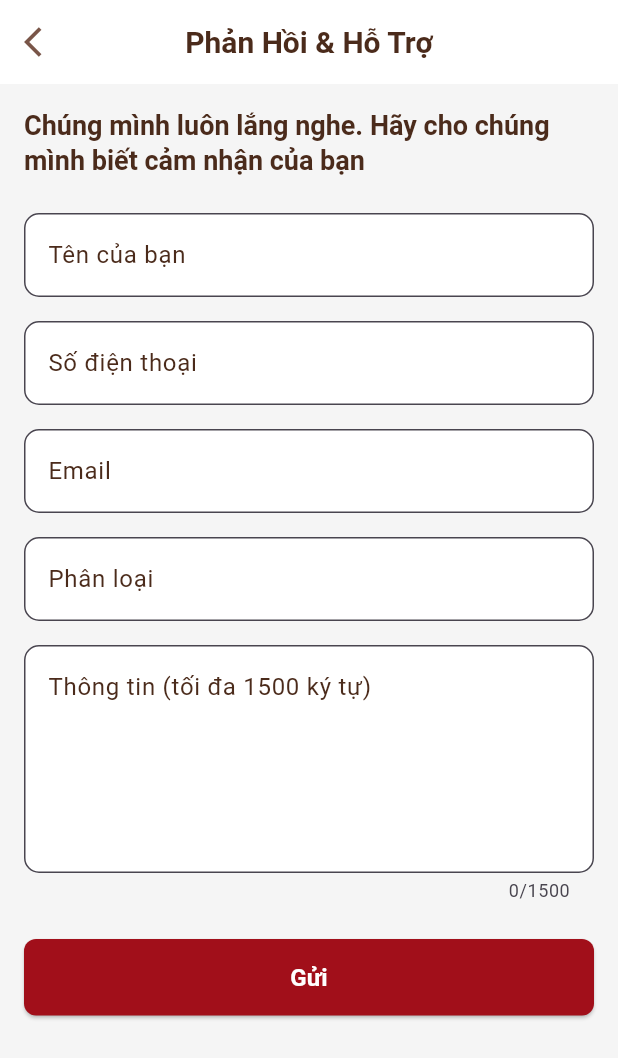
After one commit to hgiai456/app_Sdrink, a Flutter app: the FeedbackScreen screen opened directly, on a phone screen of 412 x 824 dp. The commit adds this screen. Shown: the top 1058 px of the screen. Run offline on Flutter 3.47's test engine with Material 3 defaults, Android fonts, the phone set to English and light mode, and no system bars; our stand-ins replace shared_preferences; accounts and stored records are empty.

Commit message:
Thêm Điều khoản dịch vụ - FAQ - feedback - priacypolicy - setting

```diff
--- a/app_selldrinks/lib/main.dart
+++ b/app_selldrinks/lib/main.dart
@@ -1,4 +1,3 @@
-import 'package:app_selldrinks/screens/home_screen.dart';
 import 'package:app_selldrinks/screens/login_Screen.dart';
 import 'package:flutter/material.dart';
 import './themes/highland_theme.dart'; // Import theme
@@ -18,11 +17,6 @@ class MyApp extends StatelessWidget {
       debugShowCheckedModeBanner: false,
       theme: highlandsTheme,
       home: LoginScreen(),
-
-      routes: {
-        '/home': (context) => HomeScreen(),
-        '/login': (context) => LoginScreen(),
-      },
     );
   }
 }
--- /dev/null
+++ b/app_selldrinks/lib/screens/feedback_screen.dart
@@ -0,0 +1,154 @@
+import 'package:flutter/material.dart';
+
+class FeedbackScreen extends StatefulWidget {
+  const FeedbackScreen({Key? key}) : super(key: key);
+
+  @override
+  State<FeedbackScreen> createState() => _FeedbackScreenState();
+}
+
+class _FeedbackScreenState extends State<FeedbackScreen> {
+  final _formKey = GlobalKey<FormState>();
+  final _nameController = TextEditingController();
+  final _phoneController = TextEditingController();
+  final _emailController = TextEditingController();
+  final _categoryController = TextEditingController();
+  final _messageController = TextEditingController();
+
+  @override
+  Widget build(BuildContext context) {
+    final theme = Theme.of(context);
+
+    return Scaffold(
+      appBar: AppBar(
+        leading: IconButton(
+          icon: const Icon(Icons.arrow_back_ios, color: Colors.brown),
+          onPressed: () => Navigator.pop(context),
+        ),
+        title: Text(
+          'Phản Hồi & Hỗ Trợ',
+          style: theme.textTheme.titleLarge?.copyWith(color: Color(0xFF4B2B1B)),
+        ),
+        centerTitle: true,
+        backgroundColor: Colors.white,
+        elevation: 0,
+      ),
+      body: SingleChildScrollView(
+        child: Padding(
+          padding: const EdgeInsets.all(16.0),
+          child: Form(
+            key: _formKey,
+            child: Column(
+              crossAxisAlignment: CrossAxisAlignment.start,
+              children: [
+                Text(
+                  'Chúng mình luôn lắng nghe. Hãy cho chúng mình biết cảm nhận của bạn',
+                  style: theme.textTheme.titleLarge?.copyWith(fontSize: 18),
+                ),
+                const SizedBox(height: 24),
+
+                // Tên
+                TextFormField(
+                  controller: _nameController,
+                  decoration: InputDecoration(
+                    labelText: 'Tên của bạn',
+                    suffixText: '*',
+                    suffixStyle: TextStyle(color: theme.primaryColor),
+                  ),
+                  validator: (value) {
+                    if (value?.isEmpty ?? true) {
+                      return 'Vui lòng nhập tên của bạn';
+                    }
+                    return null;
+                  },
+                ),
+                const SizedBox(height: 16),
+
+                // Số điện thoại
+                TextFormField(
+                  controller: _phoneController,
+                  decoration: InputDecoration(
+                    labelText: 'Số điện thoại',
+                    suffixText: '*',
+                    suffixStyle: TextStyle(color: theme.primaryColor),
+                  ),
+                  keyboardType: TextInputType.phone,
+                  validator: (value) {
+                    if (value?.isEmpty ?? true) {
+                      return 'Vui lòng nhập số điện thoại';
+                    }
+                    return null;
+                  },
+                ),
+                const SizedBox(height: 16),
+
+                // Email
+                TextFormField(
+                  controller: _emailController,
+                  decoration: const InputDecoration(labelText: 'Email'),
+                  keyboardType: TextInputType.emailAddress,
+                ),
+                const SizedBox(height: 16),
+
+                // Phân loại
+                TextFormField(
+                  controller: _categoryController,
+                  decoration: InputDecoration(
+                    labelText: 'Phân loại',
+                    suffixText: '*',
+                    suffixStyle: TextStyle(color: theme.primaryColor),
+                  ),
+                  validator: (value) {
+                    if (value?.isEmpty ?? true) {
+                      return 'Vui lòng nhập phân loại';
+                    }
+                    return null;
+                  },
+                ),
+                const SizedBox(height: 16),
+
+                // Thông tin
+                TextFormField(
+                  controller: _messageController,
+                  decoration: const InputDecoration(
+                    labelText: 'Thông tin (tối đa 1500 ký tự)',
+                    alignLabelWithHint: true,
+                  ),
+                  maxLines: 5,
+                  maxLength: 1500,
+                ),
+                const SizedBox(height: 24),
+
+                // Nút Gửi
+                SizedBox(
+                  width: double.infinity,
+                  child: ElevatedButton(
+                    onPressed: () {
+                      if (_formKey.currentState?.validate() ?? false) {
+                        // Xử lý gửi form
+                      }
+                    },
+                    style: ElevatedButton.styleFrom(
+                      padding: const EdgeInsets.symmetric(vertical: 16),
+                    ),
+                    child: const Text('Gửi'),
+                  ),
+                ),
+              ],
+            ),
+          ),
+        ),
+      ),
+    );
+  }
+
+  @override
+  void dispose() {
+    _nameController.dispose();
+    _phoneController.dispose();
+    _emailController.dispose();
+    _categoryController.dispose();
+    _messageController.dispose();
+    super.dispose();
+  }
+}
```
Also changed, not shown: app_selldrinks/lib/screens/account_overview_screen.dart (+45 -5 lines), app_selldrinks/lib/screens/dieukhoandv_screen.dart (added, +90 -0 lines), app_selldrinks/lib/screens/faq_screen.dart (added, +150 -0 lines), app_selldrinks/lib/screens/priacypolicy_screen.dart (added, +110 -0 lines), app_selldrinks/lib/screens/settings_screen.dart (added, +128 -0 lines).
